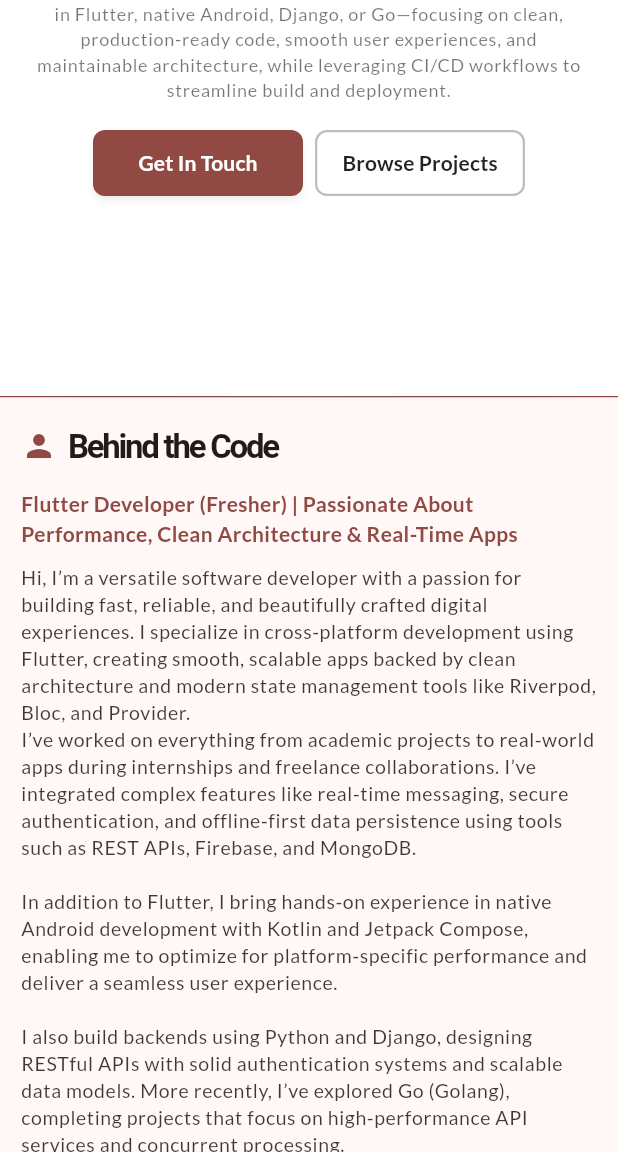
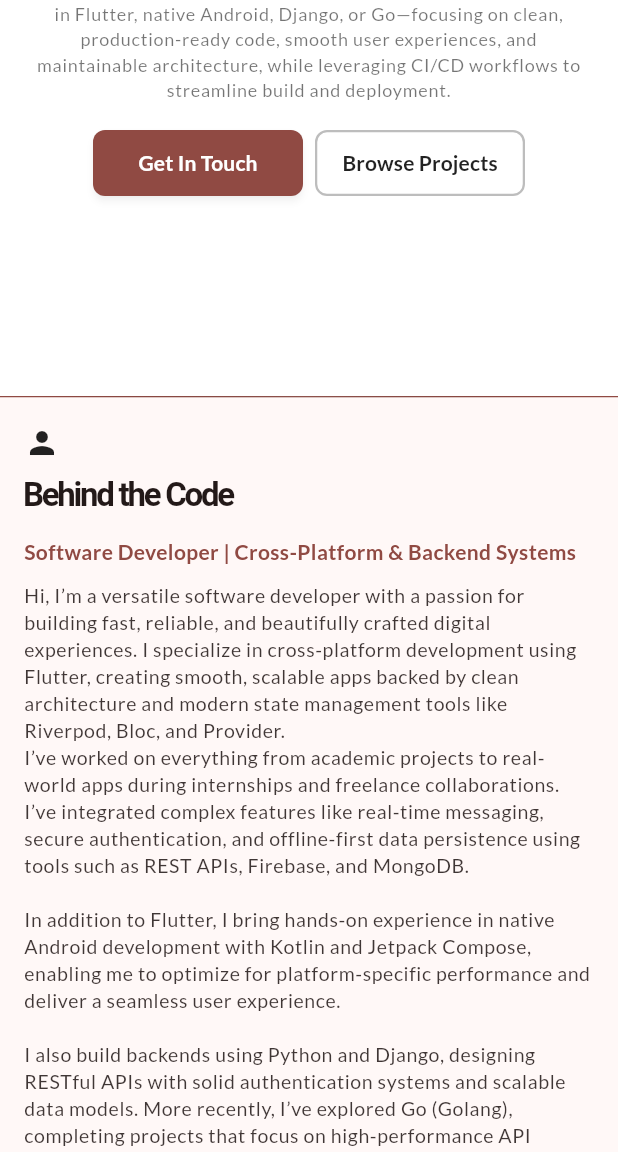
Before and after one commit to vishnusukumar14/portfolio, a Flutter app: the screen it shows after launch, scrolled down 576 dp, on a phone screen of 412 x 824 dp, the part 84-1236 px from its top. Run offline on Flutter 3.47's test engine with Material 3 defaults, Android fonts, the phone set to English and light mode, and no system bars; our stand-ins replace cloud_firestore, firebase_core, flutter_svg, google_fonts, web; accounts and stored records are empty; generated files the repository leaves out were written again; network calls fail; Roboto replaces fonts that are missing (Arvo).

Commit message:
Made changes to support from responsive utility class.

```diff
--- a/lib/pages/home/sections/about_section.dart
+++ b/lib/pages/home/sections/about_section.dart
@@ -1,6 +1,7 @@
 import 'package:flutter/material.dart';
 
 import '../../../core/contents.dart';
+import '../../../core/responsive_utility.dart';
 import '../../../widgets/education_card_widget.dart';
 import '../../../widgets/social_icon_asset_widget.dart';
 
@@ -9,78 +10,38 @@ class AboutSectionWidget extends StatelessWidget {
 
   @override
   Widget build(BuildContext context) {
-    final theme = Theme.of(context);
-    final colorScheme = theme.colorScheme;
-    final textTheme = theme.textTheme;
-
     return LayoutBuilder(
       builder: (context, constraints) {
-        final bool isMobile = constraints.maxWidth < 700;
-
-        // Responsive font sizes based on theme text styles
-        final headlineStyle = isMobile
-            ? textTheme.headlineSmall?.copyWith(
-                fontSize: 22.0,
-                fontWeight: FontWeight.bold,
-                letterSpacing: -1.5,
-                color: colorScheme.onSurface,
-              )
-            : textTheme.headlineMedium?.copyWith(
-                fontSize: 32.0,
-                fontWeight: FontWeight.bold,
-                letterSpacing: -1.5,
-                color: colorScheme.onSurface,
-              );
-
-        final subTitleStyle = isMobile
-            ? textTheme.bodyMedium?.copyWith(
-                fontSize: 14.0,
-                fontWeight: FontWeight.bold,
-                color: colorScheme.primary,
-              )
-            : textTheme.titleMedium?.copyWith(
-                fontSize: 18.0,
-                fontWeight: FontWeight.bold,
-                color: colorScheme.primary,
-              );
-
-        final bodyStyle = isMobile
-            ? textTheme.bodySmall?.copyWith(
-                fontSize: 13.0,
-                height: 1.4,
-                color: colorScheme.onSurface.withValues(alpha: 0.87),
-              )
-            : textTheme.bodyMedium?.copyWith(
-                fontSize: 16.0,
-                height: 1.4,
-                color: colorScheme.onSurface.withValues(alpha: 0.87),
-              );
+        final bool isMobile = ResponsiveStyles.isMobile(constraints.maxWidth);
 
         // Main content (about intro)
         Widget aboutTextSection = Column(
           crossAxisAlignment: CrossAxisAlignment.start,
           children: [
-            Row(
-              crossAxisAlignment: CrossAxisAlignment.center,
-              children: [
-                Icon(
-                  Icons.person,
-                  size: isMobile ? 24 : 36,
-                  color: colorScheme.primary,
+            // Using shared section header widget
+            WidgetBuilders.sectionHeader(
+              context: context,
+              isMobile: isMobile,
+              icon: Icons.person,
+              title: "Behind the Code",
             ),
-                SizedBox(width: isMobile ? 8 : 16),
-                Text("Behind the Code", style: headlineStyle),
-              ],
+
+            SizedBox(height: Dimensions.sectionSpacing(isMobile)),
+
+            Text(
+              "Software Developer | Cross-Platform & Backend Systems",
+              style: TypographyStyles.subtitleStyle(context, isMobile),
             ),
-            SizedBox(height: isMobile ? 14 : 24),
+
+            SizedBox(height: Dimensions.smallSpacing(isMobile)),
+
             Text(
-              "Flutter Developer (Fresher) | Passionate About Performance, Clean Architecture & Real-Time Apps",
-              style: subTitleStyle,
+              Contents.aboutMeSectionDescription,
+              style: TypographyStyles.bodyStyle(context, isMobile),
             ),
-            SizedBox(height: isMobile ? 10 : 16),
-            Text(Contents.aboutMeSectionDescription, style: bodyStyle),
 
-            SizedBox(height: isMobile ? 14 : 24),
+            SizedBox(height: Dimensions.sectionSpacing(isMobile)),
+
             Row(
               children: [
                 SocialIconAsset(
@@ -88,7 +49,7 @@ class AboutSectionWidget extends StatelessWidget {
                   url: Contents.myGithubUrl,
                   size: isMobile ? 26 : 32,
                 ),
-                SizedBox(width: 16),
+                const SizedBox(width: 16),
                 SocialIconAsset(
                   assetPath: Contents.linkedInLogoMarkAssetPath,
                   url: Contents.myLinkedInUrl,
@@ -99,26 +60,26 @@ class AboutSectionWidget extends StatelessWidget {
           ],
         );
 
-        // Education column as a widget (so we can move it easily)
+        // Education column as a widget
         Widget educationSection = Column(
           children: [
-            EducationCardWidget(
+            const EducationCardWidget(
               university: "JSS Science and Technology University",
               degree: 'MCA, Computer Applications',
               institution: 'Sri Jayachamarajendra College of Engineering',
               location: "Mysuru, Karnataka",
               duration: '2023 – 2025',
             ),
-            SizedBox(height: 22),
-            EducationCardWidget(
+            const SizedBox(height: 22),
+            const EducationCardWidget(
               university: "University of Mysore (UoM)",
               degree: 'B.Sc. Computer Science',
               institution: "St. Joseph's First Grade College",
               location: "Mysuru, Karnataka",
               duration: '2019 – 2022',
             ),
-            SizedBox(height: 22),
-            EducationCardWidget(
+            const SizedBox(height: 22),
+            const EducationCardWidget(
               university: "Central Board of Secondary Education",
               degree: 'HSS, PMCs',
               institution: "Ahalia Public School",
@@ -128,24 +89,17 @@ class AboutSectionWidget extends StatelessWidget {
           ],
         );
 
-        return Container(
-          color: colorScheme.surface,
-          width: double.infinity,
-          height: isMobile ? null : MediaQuery.of(context).size.height,
-          // reduce the vertical padding for mobile
-          padding: EdgeInsets.symmetric(
-            vertical: isMobile ? 18 : 48,
-            horizontal: isMobile ? 14 : 0,
-          ),
-          child: Center(
-            child: ConstrainedBox(
-              constraints: BoxConstraints(maxWidth: 1300),
+        // Using shared container wrapper
+        return WidgetBuilders.sectionContainer(
+          context: context,
+          isMobile: isMobile,
+          horizontalPadding: isMobile ? 16.0 : 32,
           child: isMobile
               ? Column(
                   crossAxisAlignment: CrossAxisAlignment.start,
                   children: [
                     aboutTextSection,
-                        SizedBox(height: 32),
+                    SizedBox(height: Dimensions.mediumSpacing(isMobile)),
                     educationSection,
                   ],
                 )
@@ -153,11 +107,9 @@ class AboutSectionWidget extends StatelessWidget {
                   crossAxisAlignment: CrossAxisAlignment.start,
                   children: [
                     Expanded(flex: 2, child: aboutTextSection),
-                        SizedBox(width: 60),
+                    SizedBox(width: Dimensions.largeSpacing(isMobile)),
                     Expanded(flex: 1, child: educationSection),
                   ],
-                    ),
-            ),
                 ),
         );
       },
```
Also changed, not shown: lib/pages/home/home_page.dart (+0 -15 lines), lib/pages/home/sections/internships_section.dart (+24 -65 lines), lib/pages/home/sections/project_section.dart (+25 -61 lines). Lines whose indentation alone changed are shown as unchanged.
